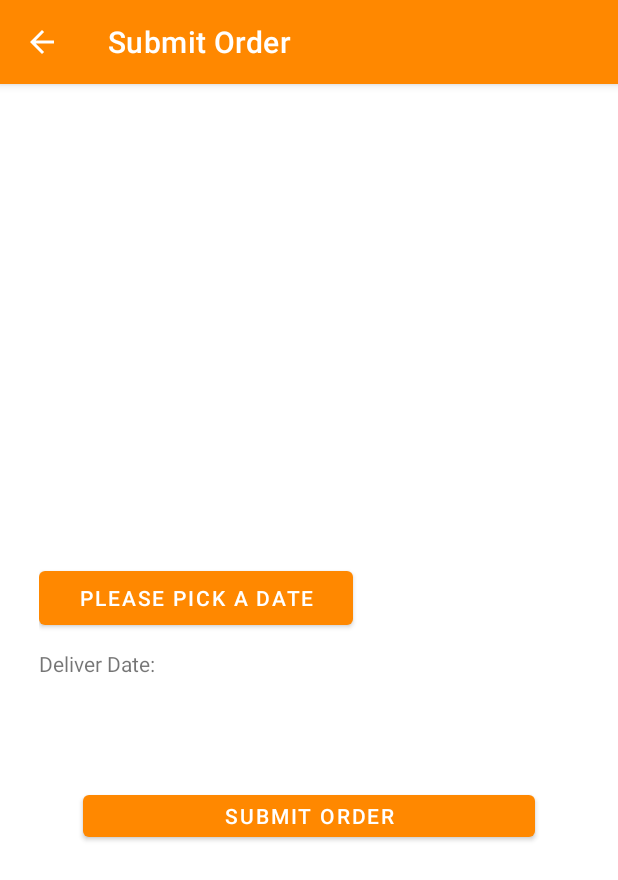
After one commit to YokingYoking/TSbeer, an Android app: the SubmitActivity screen opened directly, with no data from a screen before it, on a phone screen of 412 x 824 dp. The commit adds this screen. Shown: the top 880 px of the screen. Run offline under Robolectric (Android 15) with nearby library versions, the phone set to English and light mode, and no system bars.

Commit message:
finish feature-submitActivity

```diff
--- a/app/src/main/AndroidManifest.xml
+++ b/app/src/main/AndroidManifest.xml
@@ -16,6 +16,9 @@
         android:supportsRtl="true"
         android:theme="@style/Theme.TSbeer"
         android:usesCleartextTraffic="true">
+        <activity
+            android:name=".SubmitActivity"
+            android:exported="false" />
         <activity
             android:name=".RegisterActivity"
             android:exported="false" />
--- /dev/null
+++ b/app/src/main/java/com/example/tsbeer/SubmitActivity.kt
@@ -0,0 +1,185 @@
+package com.example.tsbeer
+
+import android.R.attr.delay
+import android.app.DatePickerDialog
+import android.app.DatePickerDialog.OnDateSetListener
+import android.content.Context
+import android.net.ConnectivityManager
+import android.os.Bundle
+import android.os.Handler
+import android.util.Log
+import android.widget.Button
+import android.widget.TextView
+import android.widget.Toast
+import androidx.appcompat.app.AppCompatActivity
+import com.google.android.material.dialog.MaterialAlertDialogBuilder
+import kotlinx.coroutines.Dispatchers
+import kotlinx.coroutines.GlobalScope
+import kotlinx.coroutines.launch
+import org.json.JSONException
+import org.json.JSONObject
+import java.io.*
+import java.net.HttpURLConnection
+import java.net.MalformedURLException
+import java.net.URL
+import java.util.*
+
+
+class SubmitActivity : AppCompatActivity() {
+
+    lateinit var mDatePickerBtn: Button
+    lateinit var mDeliverDate: TextView
+    lateinit var mSubmitBtn: Button
+    lateinit var myApp: MyApplication
+    lateinit var mConnMgr: ConnectivityManager
+
+    override fun onCreate(savedInstanceState: Bundle?) {
+        super.onCreate(savedInstanceState)
+        setContentView(R.layout.activity_submit)
+
+        getSupportActionBar()?.setDisplayHomeAsUpEnabled(true)
+        setTitle(getResources().getText(R.string.submit_order))
+
+        myApp = this.application as MyApplication
+        mDatePickerBtn = findViewById(R.id.pickDateBtn)
+        mDeliverDate = findViewById(R.id.deliverDateTv)
+        mSubmitBtn = findViewById(R.id.submitOrderBtn2)
+        mConnMgr = this.getSystemService(Context.CONNECTIVITY_SERVICE) as ConnectivityManager
+
+        val listener =
+            OnDateSetListener { datePicker, year, monthOfYear, dayOfMonth ->
+                mDeliverDate.text = mDeliverDate.text.toString() + year + "/" + monthOfYear + "/" + dayOfMonth
+            }
+
+
+        mDatePickerBtn.setOnClickListener {
+            val calendar: Calendar = Calendar.getInstance();
+            val dialog: DatePickerDialog = DatePickerDialog(this, listener,
+                calendar.get(Calendar.YEAR),
+                calendar.get(Calendar.MONTH),
+                calendar.get(Calendar.DAY_OF_MONTH));
+            dialog.show();
+        }
+
+        mSubmitBtn.setOnClickListener {
+            this.let { it1 ->
+                MaterialAlertDialogBuilder(it1)
+                    .setTitle(R.string.submit_order)
+                    .setMessage(R.string.submit_dialog)
+                    .setPositiveButton("OK") {dialog, which ->
+                        mSubmitBtn.isEnabled = false
+                        delData()
+                        Handler().postDelayed(Runnable {
+                            finish()
+                        }, 3000)
+
+                    }
+                    .setNegativeButton("CANCEL") {dialog, which ->
+
+                    }
+                    .show()
+            }
+        }
+    }
+
+    private fun delData() {
+        //Website URL to which a network request will be sent
+        val path = "https://qcb22o.api.cloudendpoint.cn/clearCart"
+        //Bullet proofing test to make sure connection manager reference is not null
+        if (mConnMgr != null) {
+            // Get active network info
+            val networkInfo = mConnMgr!!.activeNetworkInfo
+            //If any activie network is available and inernet connection is available
+            if (networkInfo != null) { // && networkInfo.isConnected
+                //Start to data download by coroutine
+                delDataByCoroutines(path)
+            } else {
+                //If network is off of Internet is not availble, inform the user
+                Toast.makeText(this, "Network Not Available", Toast.LENGTH_LONG).show()
+            }
+        }
+    }
+
+    private fun delDataByCoroutines(path: String) {
+        GlobalScope.launch(Dispatchers.IO) {
+            var data: String? = null
+            val inStream: InputStream
+            val outStream: OutputStream
+            // create a URL Connection object and set its parameters
+            val url = URL(path)
+            val urlConn = url.openConnection() as HttpURLConnection
+            try {
+                urlConn.connectTimeout = 5000
+                urlConn.readTimeout = 2500
+                // Set HTTP request method
+                urlConn.requestMethod = "POST"
+                urlConn.doInput = true
+                urlConn.doOutput = true
+                urlConn.setRequestProperty("Content-Type", "application/json;charset=utf-8")
+                //Perform network request
+                urlConn.connect()
+                val body =
+                    "{\"username\":" + "\""+ myApp.name + "\"" + "}"
+                outStream = urlConn.outputStream
+                val writer = BufferedWriter(OutputStreamWriter(outStream))
+                writer.write(body)
+                writer.close()
+                //After the network response,retrieve the input stream
+                inStream = urlConn.inputStream
+                // convert the input stream to String Bitmap
+                data = readStream(inStream)
+            } catch (e: MalformedURLException) {
+                e.printStackTrace()
+            } catch (e: IOException) {
+                e.printStackTrace()
+            } finally {
+                if (urlConn != null) {
+                    urlConn.disconnect()
+                }
+            }
+            launch(Dispatchers.Main) {
+                if (data != null) {
+                    try {
+                        val reader = JSONObject(data)
+                        val successBoolean: Boolean = reader.getBoolean("success")
+                        val msg: String = reader.getString("message")
+                        if (successBoolean) {
+                            mSubmitBtn.isEnabled = false
+                            Toast.makeText(this@SubmitActivity, msg, Toast.LENGTH_LONG).show()
+                        } else {
+                            Toast.makeText(this@SubmitActivity, "Request Wrong!", Toast.LENGTH_LONG).show()
+                        }
+                        mSubmitBtn.isEnabled = true
+
+                    } catch (e: JSONException) {
+                        e.printStackTrace()
+                    }
+                }
+            }
+        }
+    }
+
+    private fun readStream(`in`: InputStream): String {
+        var reader: BufferedReader? = null
+        val data = StringBuffer("")
+        try {
+            reader = BufferedReader(InputStreamReader(`in`))
+            var line: String? = ""
+            while (reader.readLine().also { line = it } != null) {
+                data.append(line)
+            }
+        } catch (e: IOException) {
+            Log.e("HttpGetTask", "IOException")
+        } finally {
+            if (reader != null) {
+                try {
+                    reader.close()
+                } catch (e: IOException) {
+                    e.printStackTrace()
+                }
+            }
+        }
+        return data.toString()
+    }
+
+}
--- /dev/null
+++ b/app/src/main/res/layout/activity_submit.xml
@@ -0,0 +1,47 @@
+<?xml version="1.0" encoding="utf-8"?>
+<androidx.constraintlayout.widget.ConstraintLayout xmlns:android="http://schemas.android.com/apk/res/android"
+    xmlns:app="http://schemas.android.com/apk/res-auto"
+    xmlns:tools="http://schemas.android.com/tools"
+    android:layout_width="match_parent"
+    android:layout_height="match_parent"
+    tools:context=".SubmitActivity">
+
+    <LinearLayout
+        android:id="@+id/linearLayout2"
+        android:layout_width="380dp"
+        android:layout_height="151dp"
+        android:orientation="vertical"
+        android:padding="10dp"
+        app:layout_constraintBottom_toBottomOf="parent"
+        app:layout_constraintEnd_toEndOf="parent"
+        app:layout_constraintStart_toStartOf="parent"
+        app:layout_constraintTop_toTopOf="parent">
+
+        <Button
+            android:id="@+id/pickDateBtn"
+            android:layout_width="209dp"
+            android:layout_height="wrap_content"
+            android:text="@string/date_picker_btn" />
+
+        <TextView
+            android:id="@+id/deliverDateTv"
+            android:layout_width="match_parent"
+            android:layout_height="wrap_content"
+            android:layout_marginTop="10dp"
+            android:text="@string/deliver_date" />
+
+
+    </LinearLayout>
+
+    <Button
+        android:id="@+id/submitOrderBtn2"
+        android:layout_width="301dp"
+        android:layout_height="40dp"
+        android:layout_marginTop="8dp"
+        android:text="@string/submit_order"
+        app:layout_constraintBottom_toBottomOf="parent"
+        app:layout_constraintEnd_toEndOf="parent"
+        app:layout_constraintStart_toStartOf="parent"
+        app:layout_constraintTop_toBottomOf="@+id/linearLayout2"
+        app:layout_constraintVertical_bias="0.0" />
+</androidx.constraintlayout.widget.ConstraintLayout>
--- a/app/src/main/res/values/strings.xml
+++ b/app/src/main/res/values/strings.xml
@@ -50,6 +50,9 @@
     <string name="submit_dialog">Are you sure to submit the order?</string>
     <string name="logout">LOGOUT</string>
     <string name="search_title">Search</string>
+    <string name="date_picker_btn">Please Pick a Date</string>
+    <string name="deliver_date">Deliver Date:</string>
+    <string name="not_selected">Not Selected Yet</string>
     <string-array name="amount">
         <item>1</item>
         <item>2</item>
```
Also changed, not shown: app/src/main/java/com/example/tsbeer/ui/dashboard/DashboardFragment.kt (+18 -97 lines).
